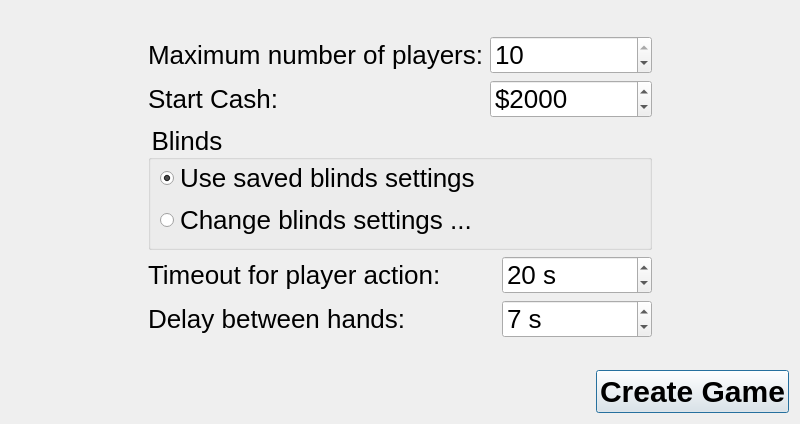
This is src/gui/qt/gui_800x480/createnetworkgamedialog_800x480.ui in pokerth/pokerth as Qt 5 draws it before an edit. The edited form follows.
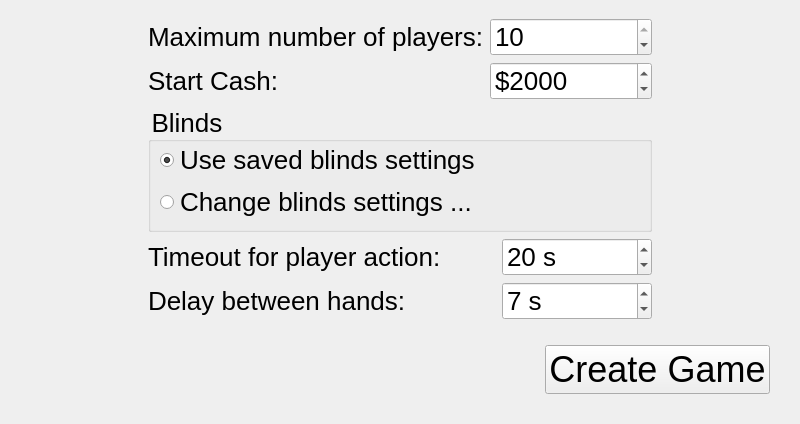
This is the edited form. Icons and pictures are not drawn.

Patch:
```diff
--- a/src/gui/qt/gui_800x480/createnetworkgamedialog_800x480.ui
+++ b/src/gui/qt/gui_800x480/createnetworkgamedialog_800x480.ui
@@ -20,6 +20,18 @@
    <string>Create Network Game</string>
   </property>
   <layout class="QGridLayout">
+   <property name="leftMargin">
+    <number>30</number>
+   </property>
+   <property name="topMargin">
+    <number>0</number>
+   </property>
+   <property name="rightMargin">
+    <number>30</number>
+   </property>
+   <property name="bottomMargin">
+    <number>30</number>
+   </property>
    <item row="0" column="1">
     <spacer name="verticalSpacer_3">
      <property name="orientation">
@@ -70,11 +82,24 @@
      <item>
       <widget class="QPushButton" name="pushButton_createGame">
        <property name="styleSheet">
-        <string notr="true">QObject {font: bold 30px}</string>
+        <string notr="true">QObject {font: 36px}</string>
        </property>
        <property name="text">
         <string>Create Game</string>
        </property>
+       <property name="icon">
+        <iconset resource="../resources/pokerth.qrc">
+         <normaloff>:/gfx/dialog_ok_apply.png</normaloff>:/gfx/dialog_ok_apply.png</iconset>
+       </property>
+       <property name="iconSize">
+        <size>
+         <width>32</width>
+         <height>32</height>
+        </size>
+       </property>
+       <property name="autoDefault">
+        <bool>false</bool>
+       </property>
       </widget>
      </item>
     </layout>
```
Left out of the diff: 4 changed lines with no effect on the pictures.
